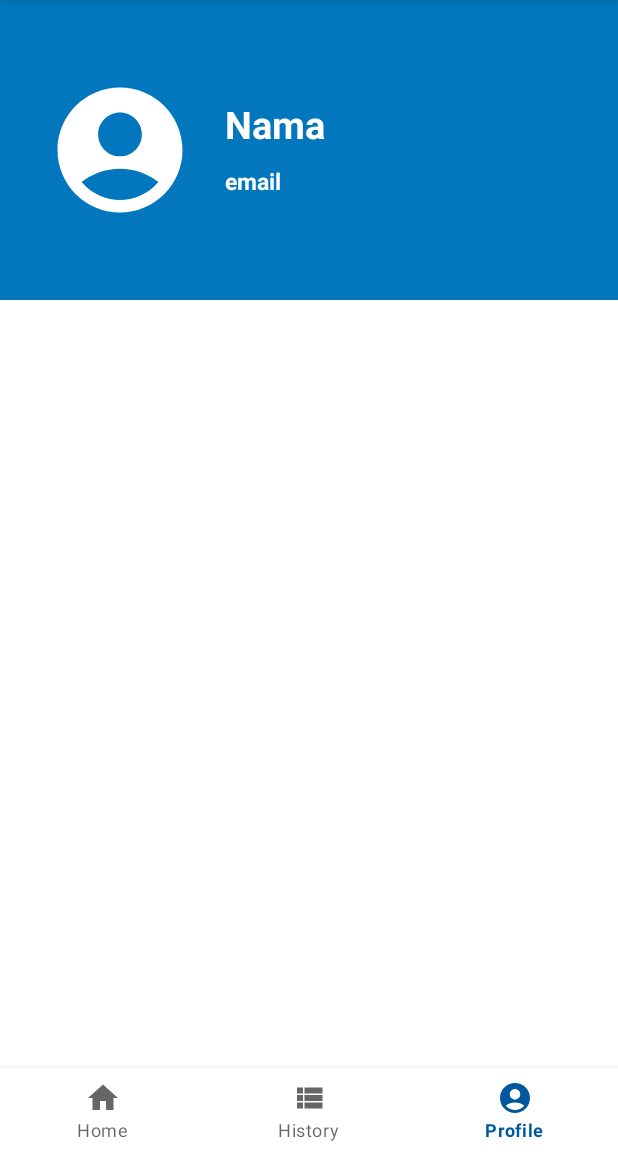
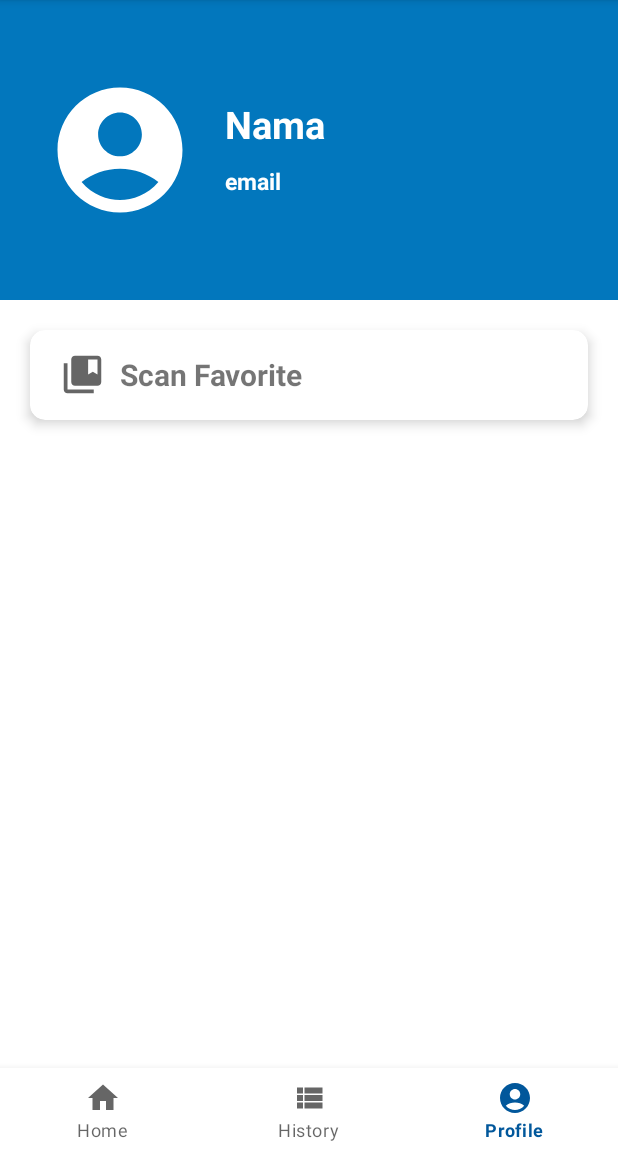
Before and after one commit to HasyimAP/Bangkit-Project-2022, an Android app: the ProfileFragment screen opened through its navigation route, on a phone screen of 412 x 824 dp, the part 84-1236 px from its top. Run offline under Robolectric (Android 15) with nearby library versions, the phone set to English and light mode, and no system bars; our stand-ins replace navigation-ui.

Commit message:
complete layout profile n scan resut layout

```diff
--- /dev/null
+++ b/app/app/src/main/res/drawable/ic_bookmark.xml
@@ -0,0 +1,5 @@
+<vector android:height="24dp" android:tint="#FFFFFF"
+    android:viewportHeight="24" android:viewportWidth="24"
+    android:width="24dp" xmlns:android="http://schemas.android.com/apk/res/android">
+    <path android:fillColor="@android:color/white" android:pathData="M17,3H7c-1.1,0 -1.99,0.9 -1.99,2L5,21l7,-3 7,3V5c0,-1.1 -0.9,-2 -2,-2z"/>
+</vector>
--- /dev/null
+++ b/app/app/src/main/res/drawable/ic_bookmark_border.xml
@@ -0,0 +1,5 @@
+<vector android:height="24dp" android:tint="#FFFFFF"
+    android:viewportHeight="24" android:viewportWidth="24"
+    android:width="24dp" xmlns:android="http://schemas.android.com/apk/res/android">
+    <path android:fillColor="@android:color/white" android:pathData="M17,3L7,3c-1.1,0 -1.99,0.9 -1.99,2L5,21l7,-3 7,3L19,5c0,-1.1 -0.9,-2 -2,-2zM17,18l-5,-2.18L7,18L7,5h10v13z"/>
+</vector>
--- /dev/null
+++ b/app/app/src/main/res/drawable/ic_collections_bookmark.xml
@@ -0,0 +1,13 @@
+<vector xmlns:android="http://schemas.android.com/apk/res/android"
+    android:width="24dp"
+    android:height="24dp"
+    android:viewportWidth="24"
+    android:viewportHeight="24"
+    android:tint="?attr/colorControlNormal">
+  <path
+      android:fillColor="@android:color/white"
+      android:pathData="M4,6H2v14c0,1.1 0.9,2 2,2h14v-2H4V6z"/>
+  <path
+      android:fillColor="@android:color/white"
+      android:pathData="M20,2L8,2c-1.1,0 -2,0.9 -2,2v12c0,1.1 0.9,2 2,2h12c1.1,0 2,-0.9 2,-2L22,4c0,-1.1 -0.9,-2 -2,-2zM20,12l-2.5,-1.5L15,12L15,4h5v8z"/>
+</vector>
--- a/app/app/src/main/res/layout/fragment_profile.xml
+++ b/app/app/src/main/res/layout/fragment_profile.xml
@@ -30,25 +30,56 @@
                 android:id="@+id/textView"
                 android:layout_width="match_parent"
                 android:layout_height="wrap_content"
+                android:layout_marginStart="20dp"
+                android:layout_marginTop="65dp"
                 android:text="@string/nama"
+                android:textColor="@color/white"
                 android:textSize="25sp"
-                android:textStyle="bold"
-                android:textColor="@color/white"
-                android:layout_marginTop="65dp"
-                android:layout_marginStart="20dp"/>
+                android:textStyle="bold" />
 
             <TextView
                 android:id="@+id/textView2"
                 android:layout_width="match_parent"
                 android:layout_height="wrap_content"
+                android:layout_marginStart="20dp"
+                android:layout_marginTop="10dp"
+                android:gravity="center_vertical"
                 android:text="@string/email"
+                android:textColor="@color/white"
                 android:textSize="15sp"
-                android:textStyle="bold"
-                android:textColor="@color/white"
-                android:gravity="center_vertical"
-                android:layout_marginTop="10dp"
-                android:layout_marginStart="20dp"/>
+                android:textStyle="bold" />
+
 
         </LinearLayout>
     </LinearLayout>
+
+    <androidx.cardview.widget.CardView
+        android:id="@+id/scan_food_button"
+        android:layout_width="match_parent"
+        android:layout_height="60dp"
+        android:layout_margin="20dp"
+        app:cardCornerRadius="10dp"
+        app:cardElevation="5dp">
+
+
+        <ImageView
+            android:id="@+id/imageView2"
+            android:layout_width="30dp"
+            android:layout_height="30dp"
+            android:layout_gravity="center_vertical"
+            android:layout_marginStart="20dp"
+            android:contentDescription="@string/bookmark_colection"
+            app:srcCompat="@drawable/ic_collections_bookmark" />
+
+        <TextView
+            android:id="@+id/textView5"
+            android:layout_width="wrap_content"
+            android:layout_height="wrap_content"
+            android:layout_gravity="center_vertical"
+            android:layout_marginStart="60dp"
+            android:text="@string/scan_favorite"
+            android:textSize="20sp"
+            android:textStyle="bold" />
+
+    </androidx.cardview.widget.CardView>
 </LinearLayout>
--- a/app/app/src/main/res/values/strings.xml
+++ b/app/app/src/main/res/values/strings.xml
@@ -30,4 +30,6 @@
     <string name="avatar">Avatar</string>
     <string name="nama">Nama</string>
     <string name="tes">Lorem ipsum dolor sit Lorem ipsum dolor sitLorem ipsum dolor sitLorem ipsum dolor sitLorem ipsum dolor sitLorem ipsum dolor sitLorem ipsum dolor sitLorem ipsum dolor sitLorem ipsum dolor sitLorem ipsum dolor sitLorem ipsum dolor sit</string>
+    <string name="bookmark_colection">Bookmark collection</string>
+    <string name="scan_favorite">Scan Favorite</string>
 </resources>
```
Also changed, not shown: app/app/src/main/res/drawable/save_scan.xml (added, +9 -0 lines), app/app/src/main/res/layout/activity_scan_result.xml (+14 -1 lines), app/app/src/main/res/drawable-v24/latar.png (added).
